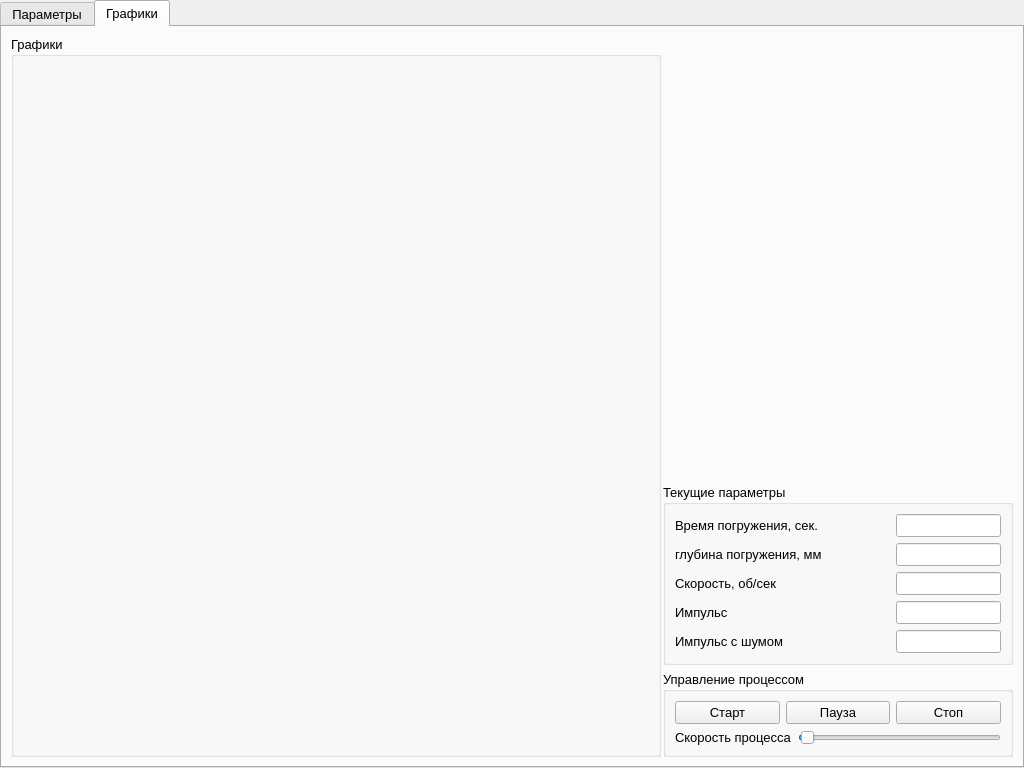
Old version of the form mainwindow.ui in the repository DvaMishkiLapa/xolm3.
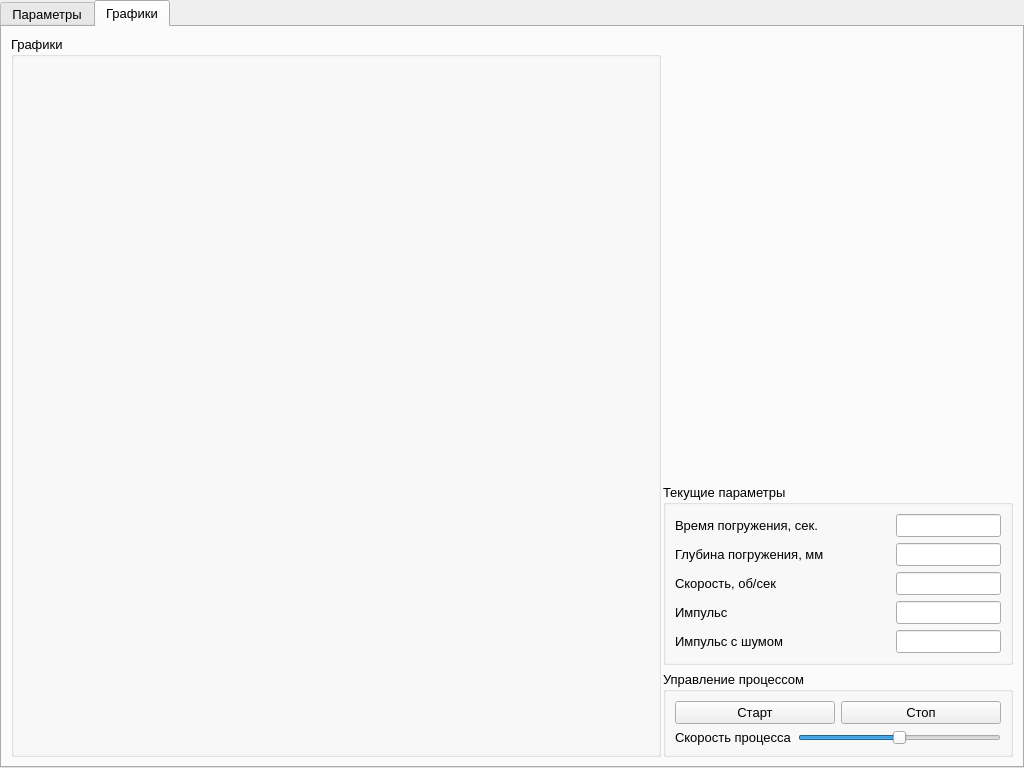
New version of the form.

Commit message: Logic work of stopping and starting drawing of  chart has been reworked

Patch:
```diff
--- a/mainwindow.ui
+++ b/mainwindow.ui
@@ -587,7 +587,7 @@
                 </widget>
                </item>
                <item>
-                <widget class="QLineEdit" name="depth_edit_2">
+                <widget class="QLineEdit" name="time_edit">
                  <property name="readOnly">
                   <bool>true</bool>
                  </property>
@@ -606,7 +606,7 @@
                   </size>
                  </property>
                  <property name="text">
-                  <string>глубина погружения, мм</string>
+                  <string>Глубина погружения, мм</string>
                  </property>
                 </widget>
                </item>
@@ -659,7 +659,7 @@
                 </widget>
                </item>
                <item>
-                <widget class="QLineEdit" name="time_edit">
+                <widget class="QLineEdit" name="impulse_edit">
                  <property name="readOnly">
                   <bool>true</bool>
                  </property>
@@ -725,12 +725,20 @@
                  <property name="text">
                   <string>Старт</string>
                  </property>
-                </widget>
-               </item>
-               <item>
-                <widget class="QPushButton" name="pause_button">
-                 <property name="text">
-                  <string>Пауза</string>
+                 <property name="checkable">
+                  <bool>false</bool>
+                 </property>
+                 <property name="autoRepeat">
+                  <bool>false</bool>
+                 </property>
+                 <property name="autoDefault">
+                  <bool>false</bool>
+                 </property>
+                 <property name="default">
+                  <bool>false</bool>
+                 </property>
+                 <property name="flat">
+                  <bool>false</bool>
                  </property>
                 </widget>
                </item>
@@ -739,6 +747,12 @@
                  <property name="text">
                   <string>Стоп</string>
                  </property>
+                 <property name="checkable">
+                  <bool>false</bool>
+                 </property>
+                 <property name="checked">
+                  <bool>false</bool>
+                 </property>
                 </widget>
                </item>
               </layout>
@@ -754,15 +768,24 @@
                </item>
                <item>
                 <widget class="QSlider" name="speed_slider">
+                 <property name="minimum">
+                  <number>1</number>
+                 </property>
                  <property name="maximum">
                   <number>200</number>
                  </property>
                  <property name="value">
-                  <number>2</number>
+                  <number>100</number>
                  </property>
                  <property name="orientation">
                   <enum>Qt::Horizontal</enum>
                  </property>
+                 <property name="tickPosition">
+                  <enum>QSlider::NoTicks</enum>
+                 </property>
+                 <property name="tickInterval">
+                  <number>0</number>
+                 </property>
                 </widget>
                </item>
               </layout>
```
Left out of the diff: 11 changed lines with no effect on the pictures. The commit also changes 2 other files.
